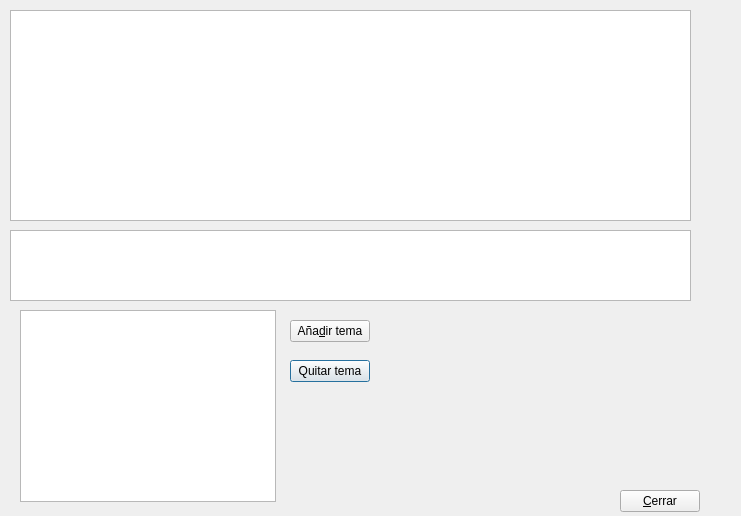
The window that gui/dlgresoluciones.ui (rogorido/qtpredicadores) describes before a commit, drawn with Qt 5.
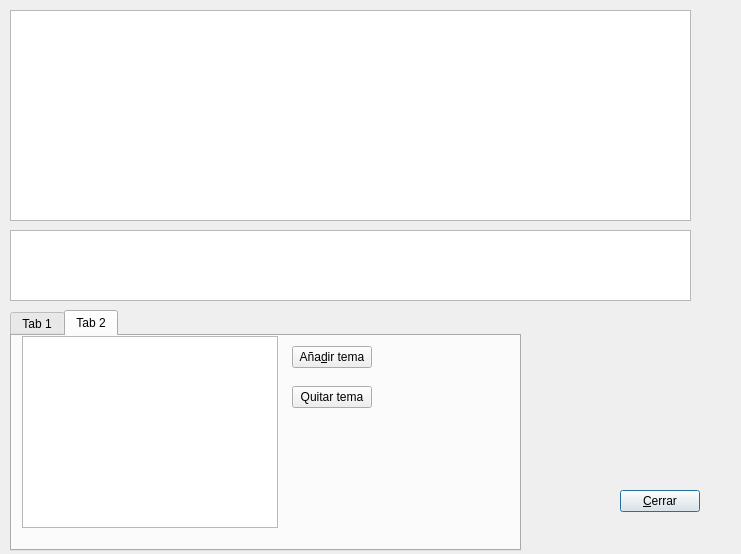
The same window after the commit. The open tabs and pages were chosen to show the change.

Commit message: Añadiendo gestión de los detalles en el form de gestión de resoluciones

Patch:
```diff
--- a/gui/dlgresoluciones.ui
+++ b/gui/dlgresoluciones.ui
@@ -7,7 +7,7 @@
     <x>0</x>
     <y>0</y>
     <width>741</width>
-    <height>516</height>
+    <height>554</height>
    </rect>
   </property>
   <property name="windowTitle">
@@ -33,42 +33,6 @@
     </rect>
    </property>
   </widget>
-  <widget class="QTableView" name="twTemas">
-   <property name="geometry">
-    <rect>
-     <x>20</x>
-     <y>310</y>
-     <width>256</width>
-     <height>192</height>
-    </rect>
-   </property>
-  </widget>
-  <widget class="QPushButton" name="btQuitarTema">
-   <property name="geometry">
-    <rect>
-     <x>290</x>
-     <y>360</y>
-     <width>80</width>
-     <height>22</height>
-    </rect>
-   </property>
-   <property name="text">
-    <string>Quitar tema</string>
-   </property>
-  </widget>
-  <widget class="QPushButton" name="btAnadirTema">
-   <property name="geometry">
-    <rect>
-     <x>290</x>
-     <y>320</y>
-     <width>80</width>
-     <height>22</height>
-    </rect>
-   </property>
-   <property name="text">
-    <string>Aña&amp;dir tema</string>
-   </property>
-  </widget>
   <widget class="QPushButton" name="btCerrar">
    <property name="geometry">
     <rect>
@@ -82,6 +46,75 @@
     <string>&amp;Cerrar</string>
    </property>
   </widget>
+  <widget class="QTabWidget" name="tabWidget">
+   <property name="geometry">
+    <rect>
+     <x>10</x>
+     <y>310</y>
+     <width>511</width>
+     <height>241</height>
+    </rect>
+   </property>
+   <property name="currentIndex">
+    <number>0</number>
+   </property>
+   <widget class="QWidget" name="tab">
+    <attribute name="title">
+     <string>Tab 1</string>
+    </attribute>
+    <widget class="QTreeView" name="twDetalles">
+     <property name="geometry">
+      <rect>
+       <x>10</x>
+       <y>10</y>
+       <width>401</width>
+       <height>201</height>
+      </rect>
+     </property>
+    </widget>
+   </widget>
+   <widget class="QWidget" name="tab_2">
+    <attribute name="title">
+     <string>Tab 2</string>
+    </attribute>
+    <widget class="QPushButton" name="btAnadirTema">
+     <property name="geometry">
+      <rect>
+       <x>280</x>
+       <y>10</y>
+       <width>80</width>
+       <height>22</height>
+      </rect>
+     </property>
+     <property name="text">
+      <string>Aña&amp;dir tema</string>
+     </property>
+    </widget>
+    <widget class="QTableView" name="twTemas">
+     <property name="geometry">
+      <rect>
+       <x>10</x>
+       <y>0</y>
+       <width>256</width>
+       <height>192</height>
+      </rect>
+     </property>
+    </widget>
+    <widget class="QPushButton" name="btQuitarTema">
+     <property name="geometry">
+      <rect>
+       <x>280</x>
+       <y>50</y>
+       <width>80</width>
+       <height>22</height>
+      </rect>
+     </property>
+     <property name="text">
+      <string>Quitar tema</string>
+     </property>
+    </widget>
+   </widget>
+  </widget>
  </widget>
  <resources/>
  <connections/>
```
The commit also changes 2 other files.
